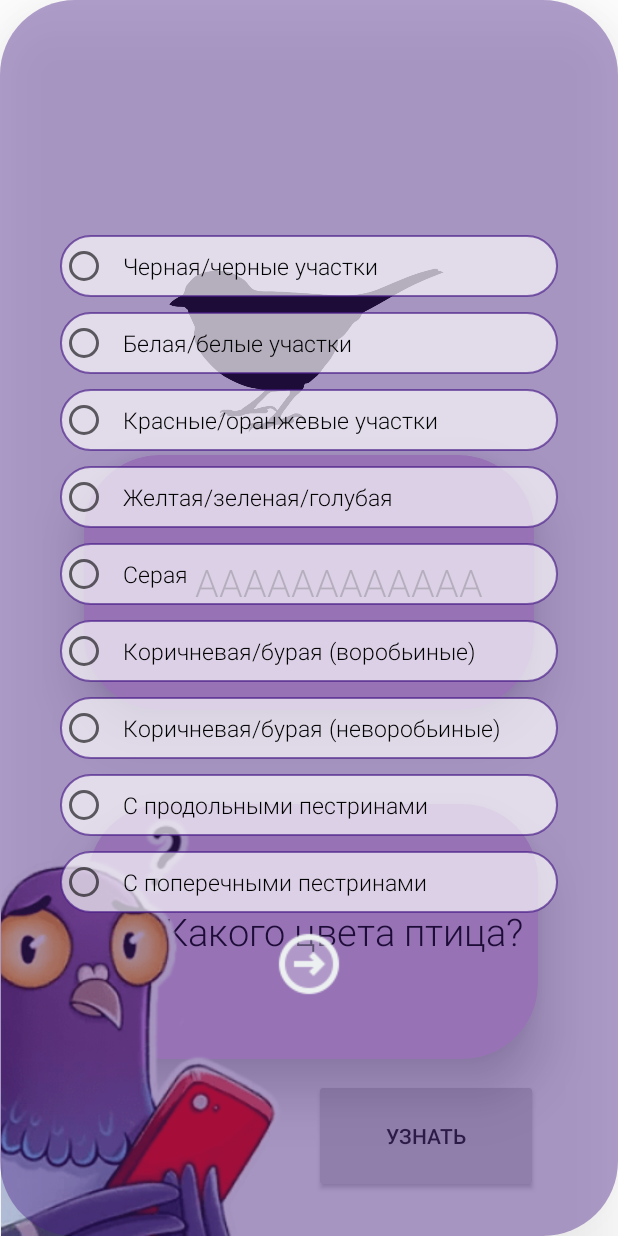
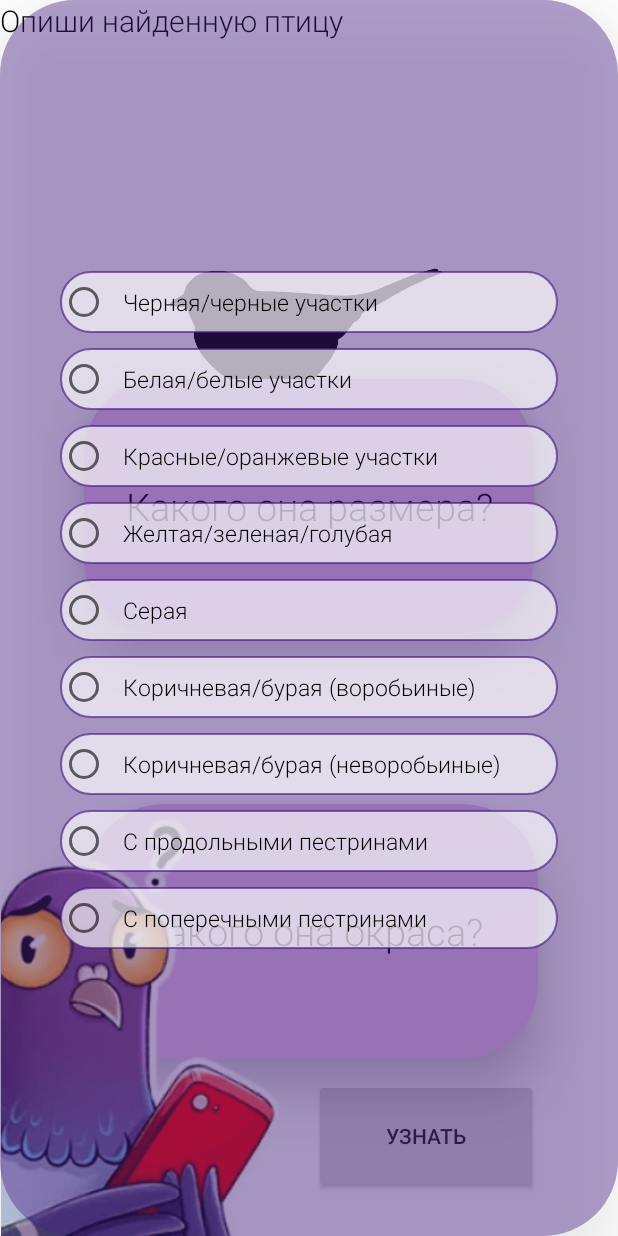
Before and after one commit to l1raf/amc_front, an Android app: the fragment Q_1Fragment placed in its activity, on a phone screen of 412 x 824 dp. Run offline under Robolectric (Android 15) with nearby library versions, the phone set to English and light mode, and no system bars.

Commit message:
detect bird activity

```diff
--- a/app/src/main/java/com/example/amchack/DetectBirdActivity.java
+++ b/app/src/main/java/com/example/amchack/DetectBirdActivity.java
@@ -66,6 +66,7 @@ public class DetectBirdActivity extends AppCompatActivity {
                         mKnownButton.setEnabled(false);
                     }
                 });
+
         mQuestion2TV.setOnClickListener(new View.OnClickListener() {
             @Override
             public void onClick(View view) {
@@ -105,8 +106,14 @@ public class DetectBirdActivity extends AppCompatActivity {
         }
     }
 
+    @Override
+    public void onBackPressed() {
+        super.onBackPressed();
+        findViewById(R.id.for_dark).setBackgroundColor(Color.TRANSPARENT);
+    }
+
     private void AskQuestions() {
-        mQuestionTV.setText("Какого цвета птица?");
+
 
     }
 }
--- a/app/src/main/java/com/example/amchack/Q_1Fragment.java
+++ b/app/src/main/java/com/example/amchack/Q_1Fragment.java
@@ -64,14 +64,7 @@ public class Q_1Fragment extends Fragment {
                              Bundle savedInstanceState) {
         // Inflate the layout for this fragment
        View v = inflater.inflate(R.layout.fragment_q_1, container, false);
-       OkButton = v.findViewById(R.id.nextButton);
-       OkButton.setOnClickListener(new View.OnClickListener() {
-           @Override
-           public void onClick(View view) {
-               container.setVisibility(View.INVISIBLE);
-               //getActivity().findViewById(R.id.for_dark).setBackgroundColor(Color.TRANSPARENT);
-           }
-       });
+       getActivity().findViewById(R.id.for_dark).setBackgroundColor(Color.TRANSPARENT);
        return v;
     }
 }
--- a/app/src/main/java/com/example/amchack/Q_2Fragment.java
+++ b/app/src/main/java/com/example/amchack/Q_2Fragment.java
@@ -1,5 +1,6 @@
 package com.example.amchack;
 
+import android.graphics.Color;
 import android.os.Bundle;
 
 import androidx.fragment.app.Fragment;
@@ -64,7 +65,6 @@ public class Q_2Fragment extends Fragment {
         // Inflate the layout for this fragment
         View v = inflater.inflate(R.layout.fragment_q_2, container, false);
 
-
         return v;
     }
 }
--- a/app/src/main/res/layout/activity_detect_bird.xml
+++ b/app/src/main/res/layout/activity_detect_bird.xml
@@ -6,6 +6,16 @@
     android:background="@android:color/white"
     android:layout_height="match_parent"
     tools:context=".DetectBirdActivity">
+
+    <TextView android:layout_width="wrap_content"
+        android:layout_height="wrap_content"
+        android:textAlignment="center"
+        android:textSize="20sp"
+        android:fontFamily="sans-serif-light"
+        android:textColor="@android:color/black"
+        android:background="@android:color/transparent"
+        android:text="Опиши найденную птицу">
+    </TextView>
 
     <ImageView
         android:id="@+id/imageView2"
@@ -32,8 +42,7 @@
         app:layout_constraintBottom_toBottomOf="@+id/question_container"
         app:layout_constraintEnd_toEndOf="parent"
         app:layout_constraintStart_toStartOf="parent"
-        app:layout_constraintTop_toTopOf="parent"
-        app:layout_constraintVertical_bias="0.6">
+        app:layout_constraintTop_toTopOf="parent">
 
         <TextView
             android:id="@+id/question_tv_2"
@@ -42,8 +51,8 @@
             android:layout_weight="1"
             android:fontFamily="sans-serif-light"
             android:gravity="center"
-            android:paddingLeft="40dp"
-            android:text="AAAAAAAAAAAA"
+            android:padding="20dp"
+            android:text="Какого она размера?"
             android:textAlignment="center"
             android:textColor="@android:color/black"
             android:textSize="25sp" />
@@ -72,8 +81,8 @@
             android:layout_weight="1"
             android:fontFamily="sans-serif-light"
             android:gravity="center"
-            android:paddingLeft="40dp"
-            android:text="AAAAAAAAAAAA"
+            android:padding="20dp"
+            android:text="Какого она окраса?"
             android:textAlignment="center"
             android:textColor="@android:color/black"
             android:textSize="25sp" />
@@ -113,7 +122,6 @@
         app:layout_constraintStart_toStartOf="parent"
         app:layout_constraintTop_toTopOf="parent"
         app:layout_constraintVertical_bias="0.146">
-
     </FrameLayout>
 
     <FrameLayout
@@ -123,8 +131,6 @@
         android:layout_height="match_parent"
         tools:layout_editor_absoluteX="1dp"
         tools:layout_editor_absoluteY="1dp">
-
     </FrameLayout>
 
-
 </androidx.constraintlayout.widget.ConstraintLayout>
--- a/app/src/main/res/layout/fragment_q_1.xml
+++ b/app/src/main/res/layout/fragment_q_1.xml
@@ -132,14 +132,6 @@ android:layout_height="match_parent">
         android:layout_width="match_parent"
         android:layout_height="wrap_content"
         android:textColor="@android:color/black" />
-
-    <ImageButton
-        android:id="@+id/nextButton"
-        android:background="@android:color/transparent"
-        android:layout_width="wrap_content"
-        android:layout_height="wrap_content"
-        android:src="@drawable/next_icon" />
-
 </RadioGroup>
 
 </FrameLayout>
--- a/app/src/main/res/layout/fragment_q_2.xml
+++ b/app/src/main/res/layout/fragment_q_2.xml
@@ -93,14 +93,6 @@
             android:layout_width="match_parent"
             android:layout_height="wrap_content"
             android:textColor="@android:color/black" />
-
-        <ImageButton
-            android:id="@+id/imageButton"
-            android:background="@android:color/transparent"
-            android:layout_width="wrap_content"
-            android:layout_height="wrap_content"
-            android:src="@drawable/next_icon" />
-
     </RadioGroup>
 
 </FrameLayout>
```
